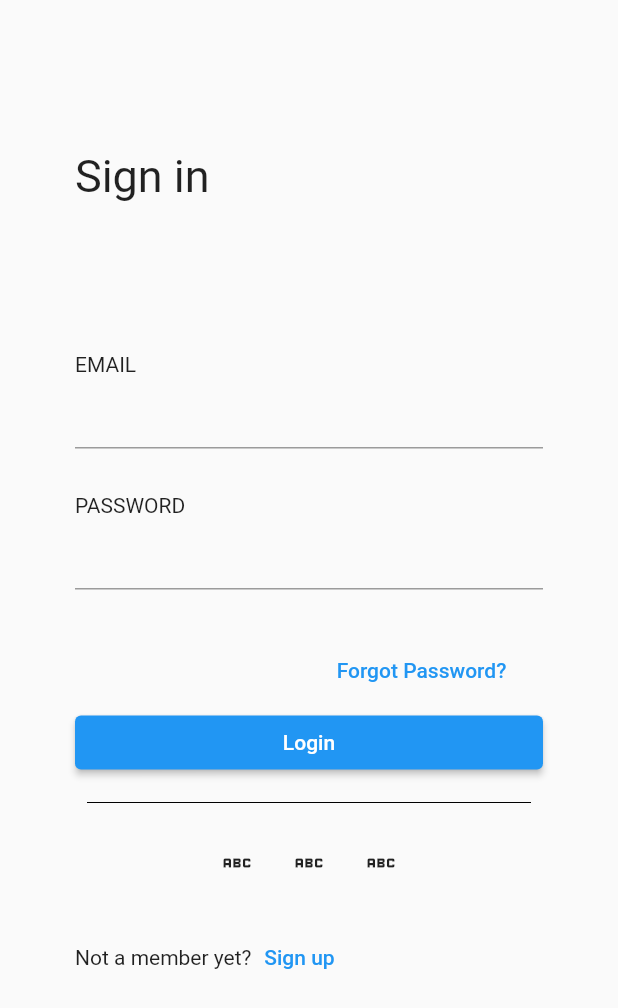
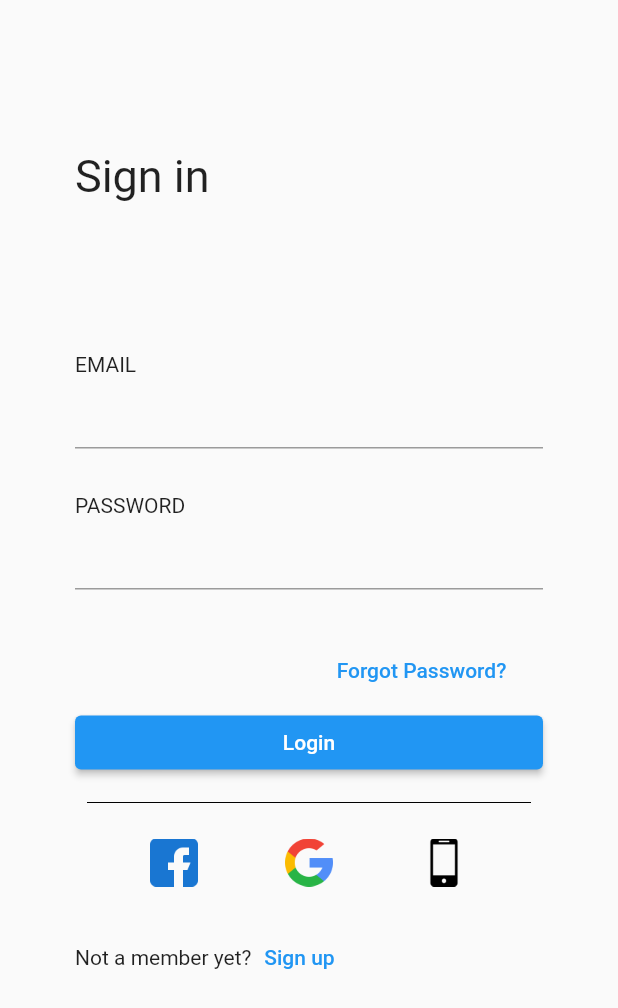
Before and after one commit to convitnhodev/Advanced-Mobile-Course, a Flutter app: the screen it shows after launch, on a phone screen of 412 x 824 dp. Shown: the top 1008 px of the screen. Run offline on Flutter 3.47's test engine with Material 2 defaults, Android fonts, the phone set to English and light mode, and no system bars; our stand-ins replace flutter_screenutil, get.

Commit message:
chore: add image

```diff
--- a/lib/pages/frame/sign_in/view.dart
+++ b/lib/pages/frame/sign_in/view.dart
@@ -57,11 +57,11 @@ class SignInPage extends GetView<SignInController> {
                 ),
               ),
               Row(
-                mainAxisAlignment: MainAxisAlignment.center,
+                mainAxisAlignment: MainAxisAlignment.spaceEvenly,
                 children: [
-                  IconButton(onPressed: () {}, icon: const Icon(Icons.abc)),
-                  IconButton(onPressed: () {}, icon: const Icon(Icons.abc)),
-                  IconButton(onPressed: () {}, icon: const Icon(Icons.abc))
+                  IconButton(onPressed: () {}, icon: Image.asset('lib/images/facebook.png')),
+                  IconButton(onPressed: () {}, icon: Image.asset('lib/images/google.png')),
+                  IconButton(onPressed: () {}, icon: Image.asset('lib/images/phone.png')),
                 ],
               ),
 
--- a/pubspec.yaml
+++ b/pubspec.yaml
@@ -67,9 +67,8 @@ flutter:
   uses-material-design: true
 
   # To add assets to your application, add an assets section, like this:
-  # assets:
-  #   - images/a_dot_burr.jpeg
-  #   - images/a_dot_ham.jpeg
+  assets:
+    - lib/images/
 
   # An image asset can refer to one or more resolution-specific "variants", see
   # https://flutter.dev/assets-and-images/#resolution-aware
```
Also changed, not shown: lib/images/facebook.png (added), lib/images/google.png (added), lib/images/phone.png (added).
